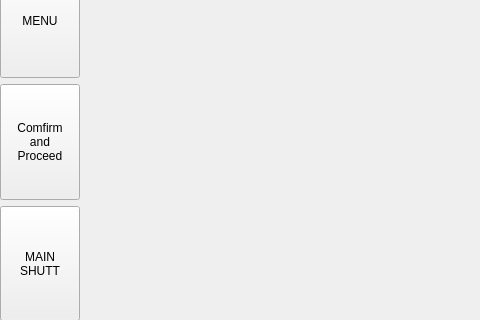
Before: the Qt Designer form SpineToAttachUI/mainwindow.ui in ysw502320030/ui_demo, drawn with Qt 5; both pictures show x 0 to 480 and y 280 to 600 of the 1024 by 600 pixel window.
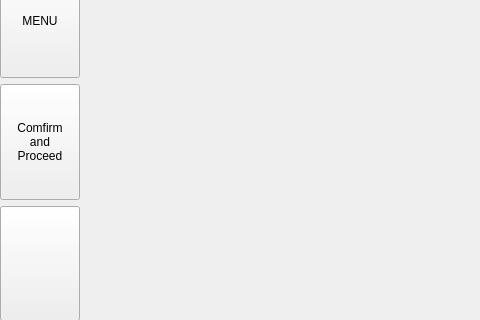
After: the same form once the commit is applied.

Patch:
```diff
--- a/SpineToAttachUI/mainwindow.ui
+++ b/SpineToAttachUI/mainwindow.ui
@@ -98,8 +98,7 @@
           </sizepolicy>
          </property>
          <property name="text">
-          <string>MAIN
-SHUTT</string>
+          <string/>
          </property>
         </widget>
        </item>
```
Left out of the diff: 2 changed lines with no effect on the pictures.
